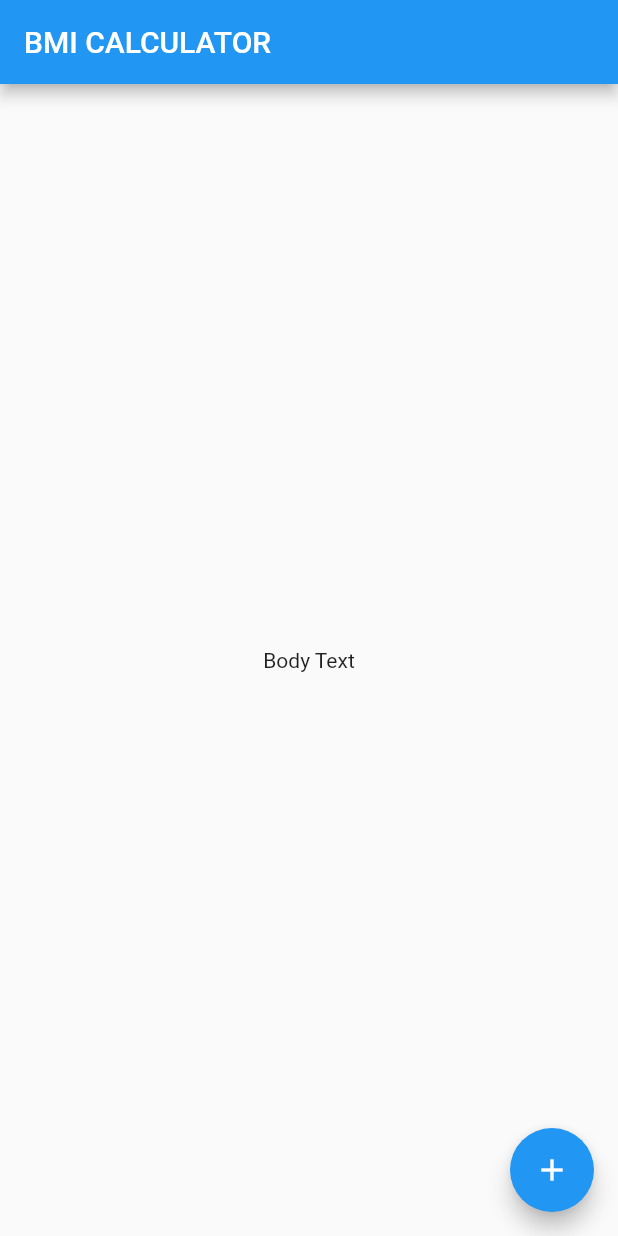
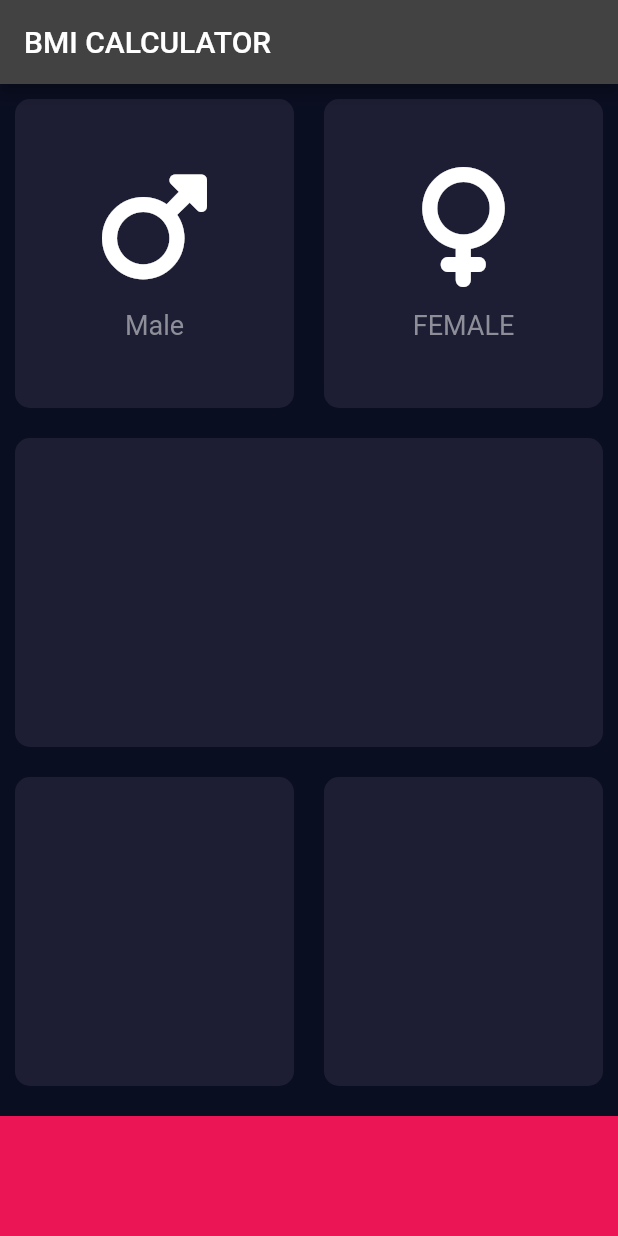
Before and after one commit to EdjinJerney/bmi_calculator_payumo, a Flutter app: the screen it shows after launch, on a phone screen of 412 x 824 dp. Run offline on Flutter 3.47's test engine with Material 2 defaults, Android fonts, the phone set to English and light mode, and no system bars; our stand-ins replace font_awesome_flutter.

Commit message:
checkpoint - created custom flutter widgets for the first 2 cards (gender cards)

```diff
--- /dev/null
+++ b/lib/icon_content.dart
@@ -0,0 +1,29 @@
+import 'package:flutter/material.dart';
+
+const labelTextStyle = TextStyle(fontSize: 18.0, color: Color(0xFF8D8E98));
+
+class IconContent extends StatelessWidget {
+  final IconData? icon;
+  final String? label;
+  IconContent({this.icon, this.label});
+
+  @override
+  Widget build(BuildContext context) {
+    return Column(
+      mainAxisAlignment: MainAxisAlignment.center,
+      children: <Widget>[
+        Icon(
+          icon,
+          size: 80,
+        ),
+        SizedBox(
+          height: 15.0,
+        ),
+        Text(
+          label!,
+          style: labelTextStyle,
+        ),
+      ],
+    );
+  }
+}
--- /dev/null
+++ b/lib/input_page.dart
@@ -0,0 +1,67 @@
+import 'package:flutter/material.dart';
+import 'package:font_awesome_flutter/font_awesome_flutter.dart';
+import 'icon_content.dart';
+import 'reusable_card.dart';
+
+const bottomContainerHeight = 80.0;
+const activeCardColor = Color(0xFF1D1E33);
+const bottomContainerColor = Color(0xFFEB1555);
+
+class InputPage extends StatefulWidget {
+  @override
+  _InputPageState createState() => _InputPageState();
+}
+
+class _InputPageState extends State<InputPage> {
+  @override
+  Widget build(BuildContext context) {
+    return Scaffold(
+      appBar: AppBar(
+        title: const Text('BMI CALCULATOR'),
+      ),
+      body: Column(
+        children: <Widget>[
+          Expanded(
+            child: Row(
+              children: <Widget>[
+                Expanded(
+                  child: ReusableCard(
+                    color: activeCardColor,
+                    cardChild: IconContent(
+                      icon: FontAwesomeIcons.mars,
+                      label: 'Male',
+                    ),
+                  ),
+                ),
+                Expanded(
+                  child: ReusableCard(
+                    color: activeCardColor,
+                    cardChild: IconContent(
+                      icon: FontAwesomeIcons.venus,
+                      label: 'FEMALE',
+                    ),
+                  ),
+                ),
+              ],
+            ),
+          ),
+          Expanded(child: ReusableCard(color: activeCardColor)),
+          Expanded(
+            child: Row(
+              children: <Widget>[
+                Expanded(child: ReusableCard(color: activeCardColor)),
+                Expanded(child: ReusableCard(color: activeCardColor)),
+              ],
+            ),
+          ),
+          Container(
+            color: bottomContainerColor,
+            margin: EdgeInsets.only(top: 10.0),
+            width: double.infinity,
+            height: bottomContainerHeight,
+          ),
+        ],
+      ),
+    );
+  }
+}
--- a/lib/main.dart
+++ b/lib/main.dart
@@ -1,4 +1,5 @@
 import 'package:flutter/material.dart';
+import 'input_page.dart';
 
 // Edjin Jerney
 void main() => runApp(BMICalculator());
@@ -7,30 +8,10 @@
   @override
   Widget build(BuildContext context) {
     return MaterialApp(
+      theme: ThemeData.dark().copyWith(
+          primaryColor: Color(0xFF0A0E21),
+          scaffoldBackgroundColor: Color(0xFF0A0E21)),
       home: InputPage(),
     );
   }
 }
-
-class InputPage extends StatefulWidget {
-  @override
-  _InputPageState createState() => _InputPageState();
-}
-
-class _InputPageState extends State<InputPage> {
-  @override
-  Widget build(BuildContext context) {
-    return Scaffold(
-      appBar: AppBar(
-        title: Text('BMI CALCULATOR'),
-      ),
-      body: Center(
-        child: Text('Body Text'),
-      ),
-      floatingActionButton: FloatingActionButton(
-        onPressed: () {},
-        child: Icon(Icons.add),
-      ),
-    );
-  }
-}
--- /dev/null
+++ b/lib/reusable_card.dart
@@ -0,0 +1,19 @@
+import 'package:flutter/material.dart';
+
+class ReusableCard extends StatelessWidget {
+  final Color color;
+  final Widget? cardChild;
+  ReusableCard({required this.color, this.cardChild});
+
+  @override
+  Widget build(BuildContext context) {
+    return Container(
+      child: cardChild,
+      margin: EdgeInsets.all(10.0),
+      decoration: BoxDecoration(
+        color: color, //Color(0xFF1D1E33)
+        borderRadius: BorderRadius.circular(10.0),
+      ),
+    );
+  }
+}
--- a/pubspec.yaml
+++ b/pubspec.yaml
@@ -35,6 +35,7 @@
   # The following adds the Cupertino Icons font to your application.
   # Use with the CupertinoIcons class for iOS style icons.
   cupertino_icons: ^1.0.2
+  font_awesome_flutter: ^10.6.0
 
 dev_dependencies:
   flutter_test:
```
Also changed, not shown: pubspec.lock.
